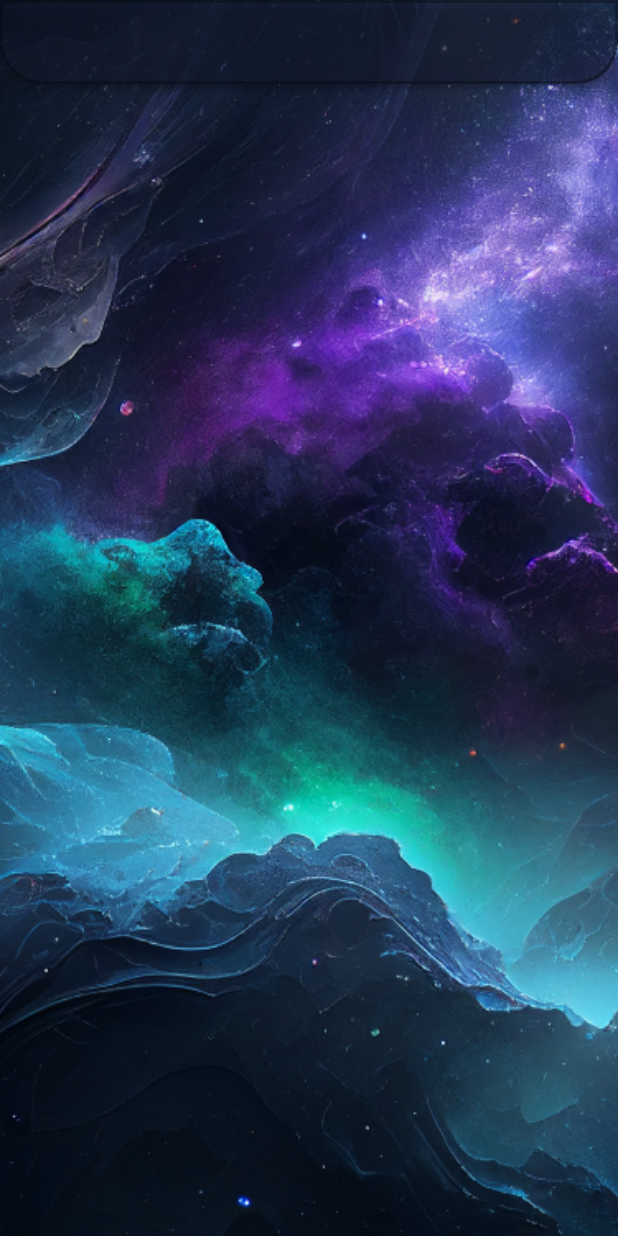
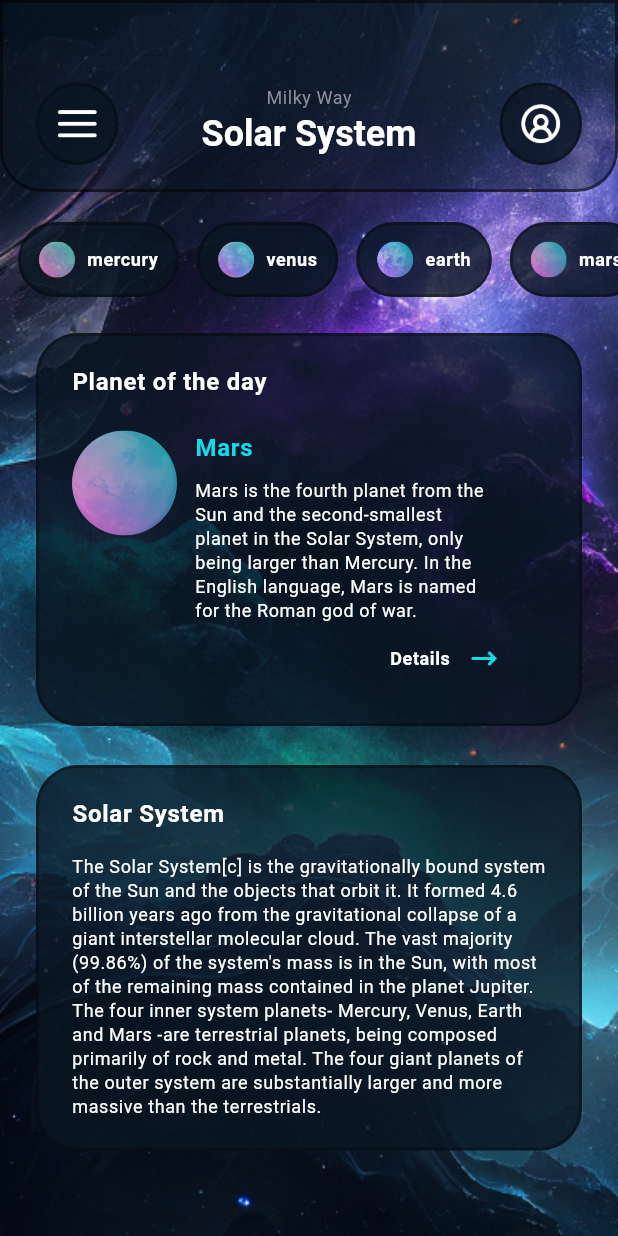
Before and after one commit to Yusufrahimboyev/Cosmic, a Flutter app: the screen it shows after launch, on a phone screen of 412 x 824 dp. Run offline on Flutter 3.47's test engine with Material 3 defaults, Android fonts, the phone set to English and light mode, and no system bars.

Commit message:
home screen ready

```diff
--- a/lib/screens/home/home_screen.dart
+++ b/lib/screens/home/home_screen.dart
@@ -1,37 +1,26 @@
+import 'package:cosmic_app/screens/home/info_screen.dart';
 import 'package:cosmic_app/style/app_images.dart';
 import 'package:flutter/material.dart';
 
-class HomeScreen extends StatelessWidget {
+class HomeScreen extends StatefulWidget {
   const HomeScreen({super.key});
 
   @override
+  State<HomeScreen> createState() => _HomeScreenState();
+}
+
+class _HomeScreenState extends State<HomeScreen> {
+  @override
   Widget build(BuildContext context) {
-    return Scaffold(
+    return const Scaffold(
       body: DecoratedBox(
-        decoration: const BoxDecoration(
+        decoration: BoxDecoration(
           image: DecorationImage(
             fit: BoxFit.cover,
             image: AssetImage(AppImages.backImagesFirst),
           ),
         ),
-        child: Scaffold(
-          backgroundColor: WidgetStateColor.transparent,
-          appBar: AppBar(
-            backgroundColor: const Color(0xff091522).withOpacity(0.4),
-            shadowColor: Colors.black,
-            elevation: 2,
-            shape: RoundedRectangleBorder(
-              borderRadius: const BorderRadius.only(
-                bottomLeft: Radius.circular(28),
-                bottomRight: Radius.circular(28),
-              ),
-              side: BorderSide(
-                width: 2,
-                color: Colors.black.withOpacity(0.3),
-              ),
-            ),
-          ),
-        ),
+        child: InfoScreen(),
       ),
     );
   }
--- /dev/null
+++ b/lib/screens/home/info_screen.dart
@@ -0,0 +1,311 @@
+import 'package:cosmic_app/screens/home/widgets/my_custom_box.dart';
+import 'package:cosmic_app/screens/home/widgets/my_gradient.dart';
+import 'package:cosmic_app/style/app_icons.dart';
+import 'package:cosmic_app/style/app_images.dart';
+import 'package:flutter/material.dart';
+
+class InfoScreen extends StatefulWidget {
+  const InfoScreen({super.key});
+
+  @override
+  State<InfoScreen> createState() => _InfoScreenState();
+}
+
+class _InfoScreenState extends State<InfoScreen> {
+  Map<String, String> planets = {
+    "mercury": AppImages.mercury,
+    "venus": AppImages.venus,
+    "earth": AppImages.earth,
+    "mars": AppImages.mars,
+  };
+  @override
+  Widget build(BuildContext context) {
+    return NestedScrollView(
+      physics: const NeverScrollableScrollPhysics(),
+      headerSliverBuilder: (context, innerBoxIsScrolled) => [
+        SliverAppBar(
+          scrolledUnderElevation: 0,
+          centerTitle: true,
+          pinned: true,
+          collapsedHeight: 128,
+          backgroundColor: const Color(0xff091522).withOpacity(0.4),
+          shape: RoundedRectangleBorder(
+            borderRadius: const BorderRadius.only(
+              bottomRight: Radius.circular(28),
+              bottomLeft: Radius.circular(28),
+            ),
+            side: BorderSide(
+              width: 2,
+              color: Colors.black.withOpacity(0.5),
+            ),
+          ),
+          flexibleSpace: Padding(
+            padding: const EdgeInsets.symmetric(
+              horizontal: 24,
+              vertical: 18,
+            ),
+            child: Row(
+              crossAxisAlignment: CrossAxisAlignment.end,
+              children: [
+                const SizedBox.square(
+                  dimension: 55,
+                  child: MyCustomBox(
+                    child: Padding(
+                      padding: EdgeInsets.all(12),
+                      child: Image(
+                        image: AssetImage(AppIcons.menu),
+                      ),
+                    ),
+                  ),
+                ),
+                Expanded(
+                  child: Column(
+                    mainAxisAlignment: MainAxisAlignment.end,
+                    children: [
+                      Text(
+                        "Milky Way",
+                        style: Theme.of(context)
+                            .textTheme
+                            .bodySmall
+                            ?.copyWith(color: const Color(0xff8D8E99)),
+                      ),
+                      Text(
+                        "Solar System",
+                        style: Theme.of(context)
+                            .textTheme
+                            .headlineSmall
+                            ?.copyWith(
+                          color: const Color(0xffffffff),
+                          fontWeight: FontWeight.w700,
+                        ),
+                      ),
+                      const SizedBox(height: 5),
+                    ],
+                  ),
+                ),
+                const SizedBox.square(
+                  dimension: 55,
+                  child: MyCustomBox(
+                    child: Padding(
+                      padding: EdgeInsets.all(12),
+                      child: Image(
+                        image: AssetImage(AppIcons.profile),
+                      ),
+                    ),
+                  ),
+                ),
+              ],
+            ),
+          ),
+        ),
+      ],
+      body: ListView(
+        children: [
+          const SizedBox(height: 20),
+          SizedBox(
+            height: 50,
+            child: ListView.separated(
+              scrollDirection: Axis.horizontal,
+              itemBuilder: (BuildContext context, int index) =>
+              const SizedBox(width: 12),
+              separatorBuilder: (BuildContext context, int index) =>
+                  MyCustomBox(
+                    child: Padding(
+                      padding: const EdgeInsets.symmetric(
+                        horizontal: 14,
+                        vertical: 12,
+                      ),
+                      child: Row(
+                        mainAxisSize: MainAxisSize.min,
+                        children: [
+                          ClipRRect(
+                            borderRadius: BorderRadius.circular(50),
+                            child: Stack(
+                              children: [
+                                Image(
+                                  width: 24,
+                                  image: AssetImage(
+                                    planets.values.elementAt(index),
+                                  ),
+                                ),
+                                const MyGradient(),
+                              ],
+                            ),
+                          ),
+                          const SizedBox(width: 8),
+                          Text(
+                            planets.keys.elementAt(index),
+                            style: Theme.of(context)
+                                .textTheme
+                                .bodySmall
+                                ?.copyWith(
+                                color: Colors.white,
+                                fontWeight: FontWeight.w700),
+                          ),
+                        ],
+                      ),
+                    ),
+                  ),
+              itemCount: 5,
+            ),
+          ),
+          const SizedBox(height: 24),
+          Padding(
+            padding: const EdgeInsets.symmetric(horizontal: 24),
+            child: MyCustomBox(
+              child: Padding(
+                padding: const EdgeInsets.symmetric(
+                  horizontal: 24,
+                  vertical: 21,
+                ),
+                child: Column(
+                  crossAxisAlignment: CrossAxisAlignment.stretch,
+                  children: [
+                    Text(
+                      "Planet of the day",
+                      style:
+                      Theme.of(context).textTheme.bodyLarge?.copyWith(
+                        color: Colors.white,
+                        fontWeight: FontWeight.w700,
+                      ),
+                    ),
+                    const SizedBox(height: 20),
+                    Row(
+                      crossAxisAlignment: CrossAxisAlignment.start,
+                      children: [
+                        ClipRRect(
+                          borderRadius: BorderRadius.circular(100),
+                          child: const Stack(
+                            children: [
+                              Image(
+                                width: 70,
+                                image: AssetImage(AppImages.mars),
+                              ),
+                              MyGradient(
+                                dimension: 70,
+                              )
+                            ],
+                          ),
+                        ),
+                        const SizedBox(width: 12),
+                        Column(
+                          crossAxisAlignment: CrossAxisAlignment.start,
+                          children: [
+                            Text(
+                              "Mars",
+                              style: Theme.of(context)
+                                  .textTheme
+                                  .bodyLarge
+                                  ?.copyWith(
+                                fontWeight: FontWeight.w700,
+                                color: const Color(0xff11DCE8),
+                              ),
+                            ),
+                            const SizedBox(height: 8),
+                            SizedBox(
+                              width: 200,
+                              child: Text(
+                                "Mars is the fourth planet from the"
+                                    " Sun and the second-smallest planet"
+                                    " in the Solar System, only being larger"
+                                    " than Mercury. In the English"
+                                    " language, Mars is named for the"
+                                    " Roman god of war.",
+                                style: Theme.of(context)
+                                    .textTheme
+                                    .bodySmall
+                                    ?.copyWith(
+                                  color: Colors.white,
+                                ),
+                                maxLines: 7,
+                              ),
+                            ),
+                            Row(
+                              children: [
+                                const SizedBox(width: 130),
+                                TextButton(
+                                  style: const ButtonStyle(
+                                      overlayColor:
+                                      WidgetStateColor.transparent,
+                                      padding: WidgetStatePropertyAll(
+                                          EdgeInsets.zero)),
+                                  onPressed: () {},
+                                  child: Row(
+                                    children: [
+                                      Text(
+                                        "Details",
+                                        style: Theme.of(context)
+                                            .textTheme
+                                            .bodySmall
+                                            ?.copyWith(
+                                          color: Colors.white,
+                                          fontWeight: FontWeight.w700,
+                                        ),
+                                      ),
+                                      const SizedBox(width: 10),
+                                      const Image(
+                                        width: 25,
+                                        image: AssetImage(
+                                            AppIcons.arrowForward),
+                                      ),
+                                    ],
+                                  ),
+                                ),
+                              ],
+                            ),
+                          ],
+                        ),
+                      ],
+                    ),
+                  ],
+                ),
+              ),
+            ),
+          ),
+          const SizedBox(height: 26),
+          Padding(
+            padding: const EdgeInsets.symmetric(
+              horizontal: 24,
+            ),
+            child: MyCustomBox(
+              child: Padding(
+                padding: const EdgeInsets.symmetric(
+                  horizontal: 24,
+                  vertical: 21,
+                ),
+                child: Column(
+                  crossAxisAlignment: CrossAxisAlignment.start,
+                  children: [
+                    Text("Solar System", style: Theme.of(context).textTheme.bodyLarge?.copyWith(
+                      color: Colors.white,
+                      fontWeight: FontWeight.w700,
+                    ),),
+                    const SizedBox(height: 15),
+                    Text(
+                      "The Solar System[c] is the gravitationally "
+                          "bound system of the Sun and the objects "
+                          "that orbit it. It formed 4.6 billion years"
+                          " ago from the gravitational collapse of a "
+                          "giant interstellar molecular cloud. The vast"
+                          " majority (99.86%) of the system's mass is in "
+                          "the Sun, with most of the remaining mass "
+                          "contained in the planet Jupiter. The four inner "
+                          "system planets- Mercury, Venus, Earth and Mars "
+                          "-are terrestrial planets, being composed primarily"
+                          " of rock and metal. The four giant planets of the "
+                          "outer system are substantially larger and more massive "
+                          "than the terrestrials.",
+                      style: Theme.of(context).textTheme.bodySmall?.copyWith(
+                        color: Colors.white,
+                      ),
+                    ),
+                  ],
+                ),
+              ),
+            ),
+          ),
+        ],
+      ),
+    );
+  }
+}
--- /dev/null
+++ b/lib/screens/home/widgets/my_gradient.dart
@@ -0,0 +1,33 @@
+import 'package:flutter/material.dart';
+
+class MyGradient extends StatelessWidget {
+  const MyGradient({
+    super.key,
+    this.dimension = 24,
+  });
+
+  final double? dimension;
+
+  @override
+  Widget build(BuildContext context) {
+    return Opacity(
+      opacity: 0.7,
+      child: DecoratedBox(
+        decoration: const BoxDecoration(
+          gradient: LinearGradient(
+            colors: [
+              Color(0xff00e5e5),
+              Color(0xff72a5f2),
+              Color(0xffe961ff),
+            ],
+            end: Alignment.bottomLeft,
+            begin: Alignment.topRight,
+          ),
+        ),
+        child: SizedBox.square(
+          dimension: dimension,
+        ),
+      ),
+    );
+  }
+}
```
